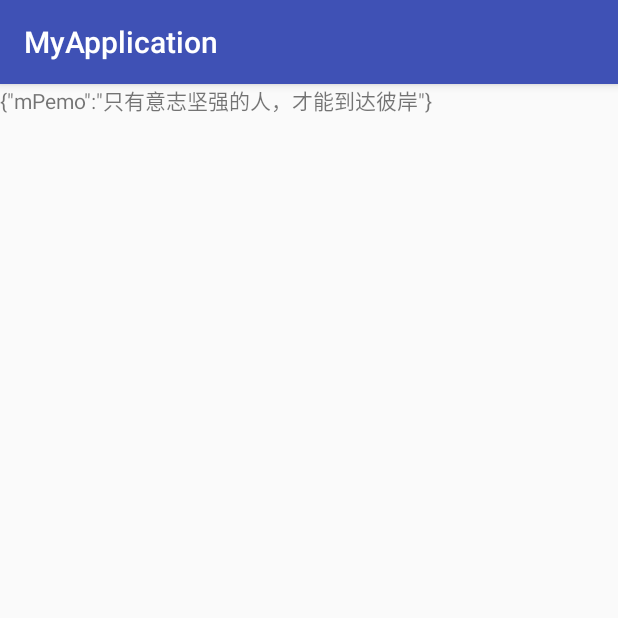
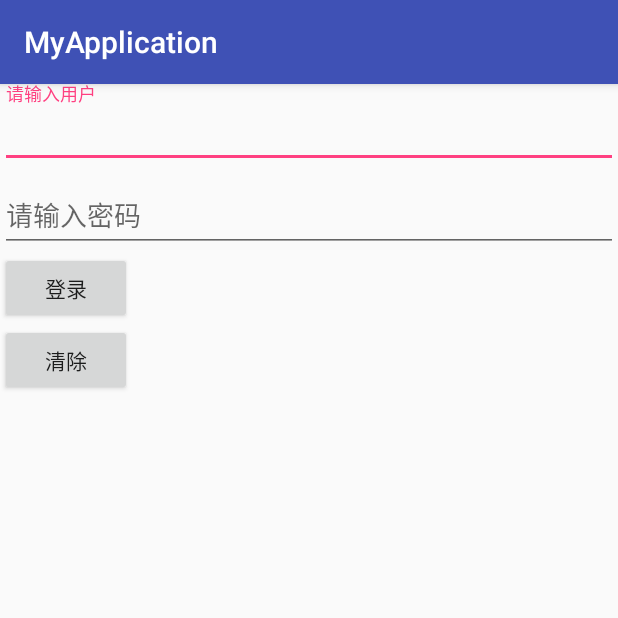
Before and after one commit to itnoobwt/FirstApp, an Android app: the screen it shows after launch (MainActivity before the commit, LoginActivity after it), on a phone screen of 412 x 824 dp, the top half of it. Run offline under Robolectric (Android 15) with nearby library versions, the phone set to English and light mode, and no system bars; our stand-ins replace ButterKnife, Dagger/Hilt's generated code.

Commit message:
dagger案例使用

```diff
--- a/DaggerApp/src/main/java/system/com/app/MainActivity.java
+++ /dev/null
@@ -1,34 +0,0 @@
-package system.com.app;
-
-import android.support.v7.app.AppCompatActivity;
-import android.os.Bundle;
-import android.widget.TextView;
-import com.google.gson.Gson;
-import system.com.app.presenter.DaggerMainComponent;
-import system.com.app.presenter.Poetry;
-
-import javax.inject.Inject;
-
-public class MainActivity extends AppCompatActivity
-{
-    //添加@Inject注解，表示这个mPoetry是需要注入的
-    @Inject
-    Poetry mPoetry;
-    @Inject
-    Gson mGson;
-    private TextView mTextView;
-    @Override
-    protected void onCreate(Bundle savedInstanceState)
-    {
-        super.onCreate(savedInstanceState);
-        setContentView(R.layout.activity_main);
-        DaggerMainComponent.builder().build().inject(this);
-        initView();
-    }
-
-    private void initView(){
-        mTextView = (TextView) findViewById(R.id.tv);
-        String json = mGson.toJson(mPoetry);
-        mTextView.setText(json);
-    }
-}
--- /dev/null
+++ b/DaggerApp/src/main/java/system/com/app/dagger/module/MainModule.java
@@ -0,0 +1,22 @@
+package system.com.app.dagger.module;
+
+import dagger.Module;
+import dagger.Provides;
+import system.com.app.view.ILoginView;
+
+/**
+ * Created by user on 2017/4/27.
+ */
+@Module
+public class MainModule
+{
+    private ILoginView view;
+    public MainModule(ILoginView view){
+        this.view = view;
+    }
+
+    @Provides
+    ILoginView provideILogView(){
+        return view;
+    }
+}
--- a/DaggerApp/src/main/java/system/com/app/model/MainModel.java
+++ /dev/null
@@ -1,26 +0,0 @@
-package system.com.app.model;
-
-import com.google.gson.Gson;
-import dagger.Module;
-import dagger.Provides;
-
-/**
- * Created by user on 2017/4/18.
- */
-
-/*
-@Module注解表示这个类提供生成一些实例用于注入
- */
-@Module
-public class MainModel
-{
-    /**
-     * @Provides 注解表示这个方法是用来创建某个实例对象的，这里我们创建返回Gson对象
-     * 方法名随便，一般用provideXXX结构
-     * @return 返回注入对象
-     */
-    @Provides
-    public Gson provideGson(){
-        return new Gson();
-    }
-}
--- a/DaggerApp/src/main/java/system/com/app/model/PoetryModule.java
+++ /dev/null
@@ -1,24 +0,0 @@
-package system.com.app.model;
-
-import dagger.Module;
-import dagger.Provides;
-import system.com.app.presenter.Poetry;
-
-/**
- * Created by user on 2017/4/18.
- */
-@Module
-public class PoetryModule
-{
-    // 这个方法需要一个String参数，在Dagger2注入中，这些参数也是注入形式的，也就是
-    // 要有其他对方提供参数poems的生成，不然会造成编译出错
-    @Provides
-    public Poetry providePoetry(String pomes){
-        return new Poetry(pomes);
-    }
-
-    @Provides
-    public String providePoems(){
-        return "只有意志坚强的人，才能到达彼岸";
-    }
-}
--- /dev/null
+++ b/DaggerApp/src/main/java/system/com/app/presenter/ILoginPresenter.java
@@ -0,0 +1,11 @@
+package system.com.app.presenter;
+
+/**
+ * Created by user on 2017/4/27.
+ */
+
+public interface ILoginPresenter
+{
+    void clear();
+    void doLogin(String name,String pwd);
+}
--- /dev/null
+++ b/DaggerApp/src/main/java/system/com/app/presenter/LoginPresenterCompl.java
@@ -0,0 +1,40 @@
+package system.com.app.presenter;
+
+import system.com.app.view.ILoginView;
+
+import javax.inject.Inject;
+
+/**
+ * Created by user on 2017/4/27.
+ */
+
+public class LoginPresenterCompl implements ILoginPresenter
+{
+    ILoginView loginView ;
+    @Inject
+    public LoginPresenterCompl(ILoginView view){
+        this.loginView  = view;
+    }
+
+
+    @Override
+    public void clear()
+    {
+        loginView.onClearText();
+    }
+
+    @Override
+    public void doLogin(String name, String pwd)
+    {
+        boolean result = false;
+        int code;
+        if(name.equals("wt")&&pwd.equals("123456")){
+            result = true;
+            code = 1;
+        }else{
+            result = false;
+            code = 0;
+        }
+        loginView.onLoginResult(result,code);
+    }
+}
--- /dev/null
+++ b/DaggerApp/src/main/java/system/com/app/view/ILoginView.java
@@ -0,0 +1,11 @@
+package system.com.app.view;
+
+/**
+ * Created by user on 2017/4/27.
+ */
+
+public interface ILoginView
+{
+    void onClearText();
+    void onLoginResult(Boolean result,int code);
+}
--- /dev/null
+++ b/DaggerApp/src/main/java/system/com/app/view/LoginActivity.java
@@ -0,0 +1,62 @@
+package system.com.app.view;
+
+import android.os.Bundle;
+import android.support.design.widget.TextInputEditText;
+import android.support.v7.app.AppCompatActivity;
+import android.widget.Toast;
+import butterknife.BindView;
+import butterknife.ButterKnife;
+import butterknife.OnClick;
+import system.com.app.R;
+import system.com.app.dagger.component.DaggerMainComponent;
+import system.com.app.dagger.module.MainModule;
+import system.com.app.presenter.LoginPresenterCompl;
+
+import javax.inject.Inject;
+
+public class LoginActivity extends AppCompatActivity implements ILoginView
+{
+    @Inject
+    LoginPresenterCompl presenterCompl;   //此处注意添加@Inject注解的变量不能被private修饰
+    @BindView(R.id.user_et)
+    TextInputEditText userEt;
+    @BindView(R.id.pwd_et)
+    TextInputEditText pwdEt;
+
+    @Override
+    protected void onCreate(Bundle savedInstanceState)
+    {
+        super.onCreate(savedInstanceState);
+        setContentView(R.layout.activity_login);
+        ButterKnife.bind(this);
+        DaggerMainComponent.builder().mainModule(new MainModule(this)).build().inject(this);
+    }
+
+    @Override
+    public void onClearText()
+    {
+        userEt.setText("");
+        pwdEt.setText("");
+        Toast.makeText(this,"clear",Toast.LENGTH_SHORT).show();
+    }
+
+    @Override
+    public void onLoginResult(Boolean result, int code)
+    {
+        if(result){
+            Toast.makeText(this,"登陆成功: "+code,Toast.LENGTH_SHORT).show();
+        }else{
+            Toast.makeText(this,"登陆失败："+code,Toast.LENGTH_SHORT).show();
+        }
+    }
+
+    @OnClick(R.id.btn_login)
+    public void login()
+    {
+        presenterCompl.doLogin("user", "123456");
+    }
+    @OnClick(R.id.btn_clear)
+    public void clear(){
+        presenterCompl.clear();
+    }
+}
--- /dev/null
+++ b/DaggerApp/src/main/res/layout/activity_login.xml
@@ -0,0 +1,37 @@
+<?xml version="1.0" encoding="utf-8"?>
+<LinearLayout xmlns:android="http://schemas.android.com/apk/res/android"
+    xmlns:tools="http://schemas.android.com/tools"
+    android:id="@+id/activity_login"
+    android:layout_width="match_parent"
+    android:layout_height="match_parent"
+    android:orientation="vertical"
+    tools:context="system.com.app.view.LoginActivity">
+    <android.support.design.widget.TextInputLayout
+        android:layout_width="match_parent"
+        android:layout_height="wrap_content"
+        android:hint="请输入用户">
+        <android.support.design.widget.TextInputEditText
+            android:layout_width="match_parent"
+            android:layout_height="wrap_content"
+            android:id="@+id/user_et"/>
+    </android.support.design.widget.TextInputLayout>
+    <android.support.design.widget.TextInputLayout
+        android:layout_width="match_parent"
+        android:layout_height="wrap_content"
+        android:hint="请输入密码">
+        <android.support.design.widget.TextInputEditText
+            android:layout_width="match_parent"
+            android:layout_height="wrap_content"
+            android:id="@+id/pwd_et"/>
+    </android.support.design.widget.TextInputLayout>
+    <Button
+        android:layout_width="wrap_content"
+        android:layout_height="wrap_content"
+        android:text="登录"
+        android:id="@+id/btn_login"/>
+    <Button
+        android:layout_width="wrap_content"
+        android:layout_height="wrap_content"
+        android:text="清除"
+        android:id="@+id/btn_clear"/>
+</LinearLayout>
```
Also changed, not shown: DaggerApp/build.gradle (+5 -2 lines), DaggerApp/src/main/AndroidManifest.xml (+9 -4 lines), DaggerApp/src/main/java/system/com/app/dagger/component/MainComponent.java (renamed from DaggerApp/src/main/java/system/com/app/presenter/MainComponent.java, +6 -6 lines), DaggerApp/src/main/java/system/com/app/model/Users.java (added, +15 -0 lines), DaggerApp/src/main/java/system/com/app/presenter/Poetry.java (deleted, +0 -24 lines).
